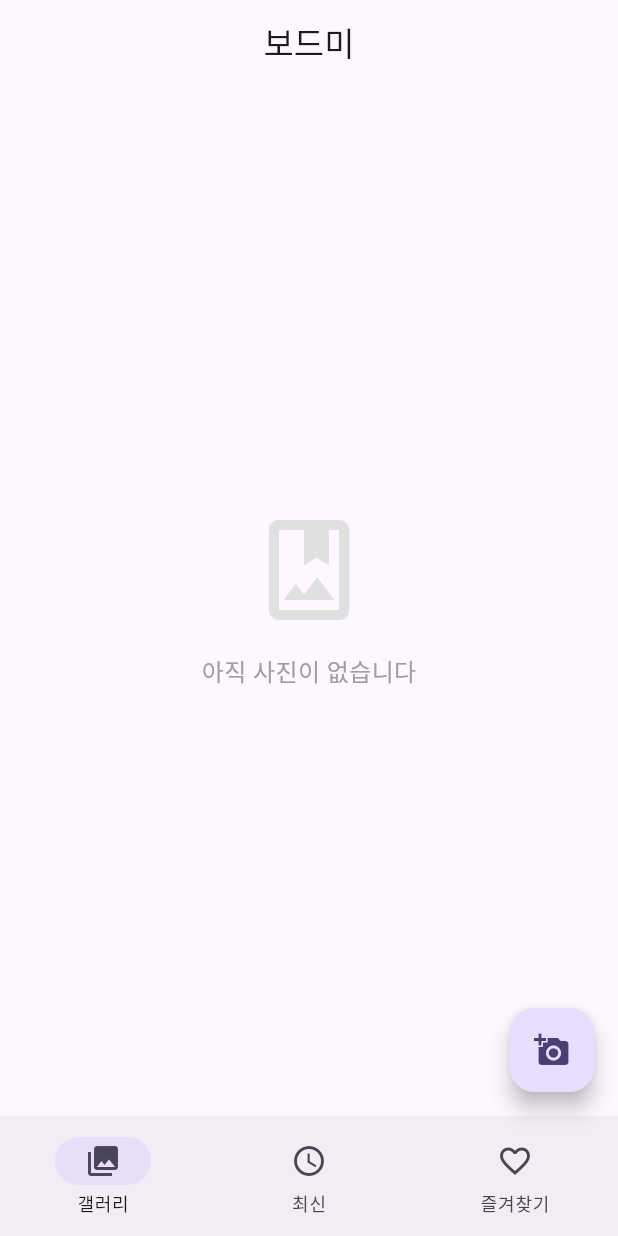
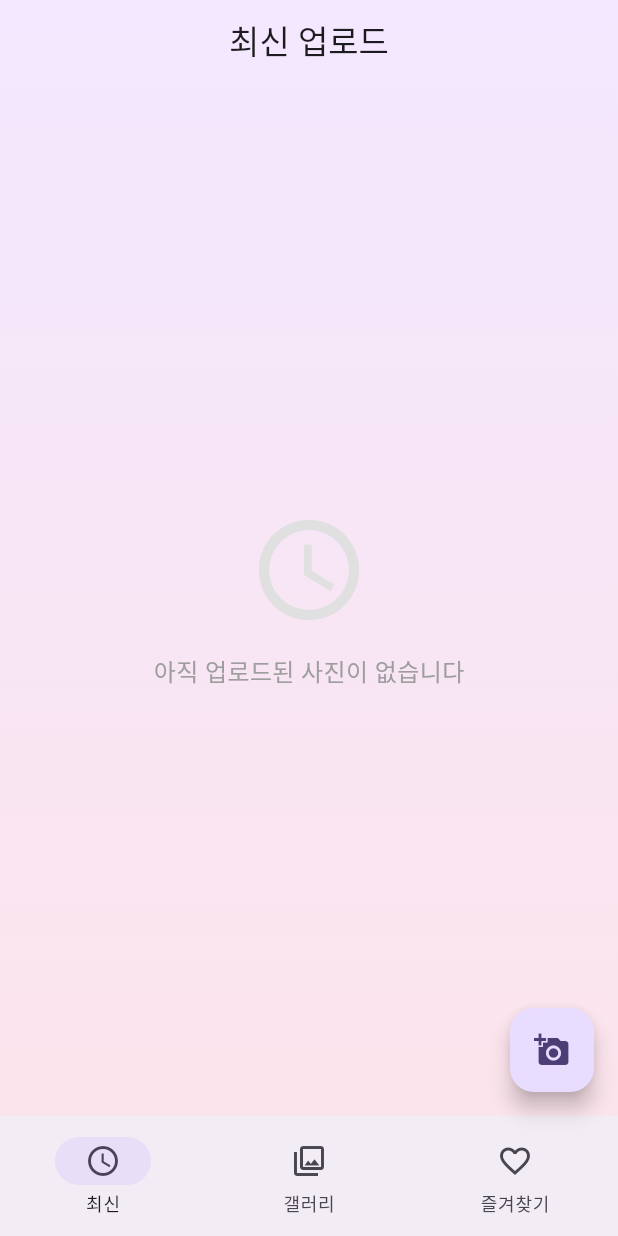
Before and after one commit to jya1park/Sharing_Album, a Flutter app: the screen it shows after launch, on a phone screen of 412 x 824 dp. Run offline on Flutter 3.47's test engine with Material 3 defaults, Android fonts, the phone set to English and light mode, and no system bars; our stand-ins replace cached_network_image, image_picker, photo_view; network calls fail.

Commit message:
Remove title, reorder tabs, add pastel gradient background
- Remove "보드미" title from gallery tab AppBar
- Reorder bottom nav: 최신 → 갤러리 → 즐겨찾기
- App opens on "최신" tab by default
- Add pastel lavender-to-pink gradient background on all tabs
- Transparent AppBar to let gradient show through

https://claude.ai/code/session_017JokrXMeg9DhUCPgxKhdjV

```diff
--- a/bodeumi_app/lib/screens/favorites_tab.dart
+++ b/bodeumi_app/lib/screens/favorites_tab.dart
@@ -4,6 +4,17 @@ import '../models/photo.dart';
 import '../services/api_service.dart';
 import '../widgets/photo_grid.dart';
 import 'photo_view_screen.dart';
+
+const _gradientDecoration = BoxDecoration(
+  gradient: LinearGradient(
+    begin: Alignment.topCenter,
+    end: Alignment.bottomCenter,
+    colors: [
+      Color(0xFFF3E8FF),
+      Color(0xFFFCE4EC),
+    ],
+  ),
+);
 
 class FavoritesTab extends StatefulWidget {
   final VoidCallback onFavoriteChanged;
@@ -64,11 +75,18 @@ class FavoritesTabState extends State<FavoritesTab> {
   @override
   Widget build(BuildContext context) {
     return Scaffold(
+      extendBodyBehindAppBar: true,
       appBar: AppBar(
         title: const Text('즐겨찾기'),
         centerTitle: true,
+        backgroundColor: Colors.transparent,
+        elevation: 0,
+        scrolledUnderElevation: 0,
       ),
-      body: _isLoading
+      body: Container(
+        decoration: _gradientDecoration,
+        child: SafeArea(
+          child: _isLoading
               ? const Center(child: CircularProgressIndicator())
               : _photos.isEmpty
                   ? Center(
@@ -96,6 +114,8 @@ class FavoritesTabState extends State<FavoritesTab> {
                       onRefresh: _load,
                       showFavoriteIcon: true,
                     ),
+        ),
+      ),
     );
   }
 }
--- a/bodeumi_app/lib/screens/gallery_tab.dart
+++ b/bodeumi_app/lib/screens/gallery_tab.dart
@@ -5,6 +5,17 @@ import '../models/photo.dart';
 import '../services/api_service.dart';
 import '../widgets/photo_grid.dart';
 import 'photo_view_screen.dart';
+
+const _gradientDecoration = BoxDecoration(
+  gradient: LinearGradient(
+    begin: Alignment.topCenter,
+    end: Alignment.bottomCenter,
+    colors: [
+      Color(0xFFF3E8FF), // 연한 라벤더
+      Color(0xFFFCE4EC), // 연한 핑크
+    ],
+  ),
+);
 
 class GalleryTab extends StatefulWidget {
   final VoidCallback onFavoriteChanged;
@@ -105,11 +116,16 @@ class GalleryTabState extends State<GalleryTab> {
   @override
   Widget build(BuildContext context) {
     return Scaffold(
+      extendBodyBehindAppBar: true,
       appBar: AppBar(
-        title: const Text('보드미'),
-        centerTitle: true,
+        backgroundColor: Colors.transparent,
+        elevation: 0,
+        scrolledUnderElevation: 0,
       ),
-      body: _isLoading
+      body: Container(
+        decoration: _gradientDecoration,
+        child: SafeArea(
+          child: _isLoading
               ? const Center(child: CircularProgressIndicator())
               : _months.isEmpty
                   ? Center(
@@ -172,12 +188,11 @@ class GalleryTabState extends State<GalleryTab> {
                         Expanded(
                           child: PageView.builder(
                             controller: _pageController,
-                        reverse: true, // newest month first, swipe right for older
+                            reverse: true,
                             itemCount: _months.length,
                             onPageChanged: (index) {
                               setState(() => _currentPage = index);
                               _loadPhotosForPage(index);
-                          // Preload adjacent pages
                               _loadPhotosForPage(index - 1);
                               _loadPhotosForPage(index + 1);
                             },
@@ -213,6 +228,8 @@ class GalleryTabState extends State<GalleryTab> {
                         ),
                       ],
                     ),
+        ),
+      ),
     );
   }
 }
--- a/bodeumi_app/lib/screens/home_screen.dart
+++ b/bodeumi_app/lib/screens/home_screen.dart
@@ -146,12 +146,12 @@ class _HomeScreenState extends State<HomeScreen> {
             child: IndexedStack(
               index: _currentTab,
               children: [
+                RecentTab(
+                  key: _recentKey,
+                  onFavoriteChanged: _onFavoriteChanged,
+                ),
                 GalleryTab(
                   key: _galleryKey,
-                  onFavoriteChanged: _onFavoriteChanged,
-                ),
-                RecentTab(
-                  key: _recentKey,
                   onFavoriteChanged: _onFavoriteChanged,
                 ),
                 FavoritesTab(
@@ -168,14 +168,14 @@ class _HomeScreenState extends State<HomeScreen> {
         onDestinationSelected: (index) => setState(() => _currentTab = index),
         destinations: const [
           NavigationDestination(
+            icon: Icon(Icons.schedule_outlined),
+            selectedIcon: Icon(Icons.schedule),
+            label: '최신',
+          ),
+          NavigationDestination(
             icon: Icon(Icons.photo_library_outlined),
             selectedIcon: Icon(Icons.photo_library),
             label: '갤러리',
-          ),
-          NavigationDestination(
-            icon: Icon(Icons.schedule_outlined),
-            selectedIcon: Icon(Icons.schedule),
-            label: '최신',
           ),
           NavigationDestination(
             icon: Icon(Icons.favorite_outline),
--- a/bodeumi_app/lib/screens/recent_tab.dart
+++ b/bodeumi_app/lib/screens/recent_tab.dart
@@ -4,6 +4,17 @@ import '../models/photo.dart';
 import '../services/api_service.dart';
 import '../widgets/photo_grid.dart';
 import 'photo_view_screen.dart';
+
+const _gradientDecoration = BoxDecoration(
+  gradient: LinearGradient(
+    begin: Alignment.topCenter,
+    end: Alignment.bottomCenter,
+    colors: [
+      Color(0xFFF3E8FF),
+      Color(0xFFFCE4EC),
+    ],
+  ),
+);
 
 class RecentTab extends StatefulWidget {
   final VoidCallback onFavoriteChanged;
@@ -63,11 +74,18 @@ class RecentTabState extends State<RecentTab> {
   @override
   Widget build(BuildContext context) {
     return Scaffold(
+      extendBodyBehindAppBar: true,
       appBar: AppBar(
         title: const Text('최신 업로드'),
         centerTitle: true,
+        backgroundColor: Colors.transparent,
+        elevation: 0,
+        scrolledUnderElevation: 0,
       ),
-      body: _isLoading
+      body: Container(
+        decoration: _gradientDecoration,
+        child: SafeArea(
+          child: _isLoading
               ? const Center(child: CircularProgressIndicator())
               : _photos.isEmpty
                   ? Center(
@@ -88,6 +106,8 @@ class RecentTabState extends State<RecentTab> {
                       onTap: _openPhotoView,
                       onRefresh: _load,
                     ),
+        ),
+      ),
     );
   }
 }
```
Lines whose indentation alone changed are shown as unchanged.
